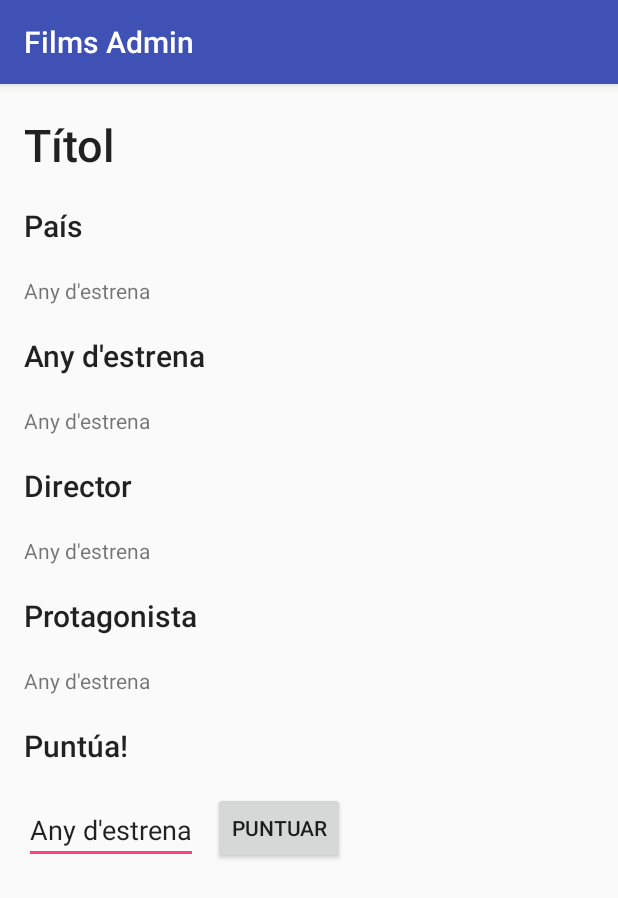
After one commit to alexct33/FilmsAdmin, an Android app: the bioFilmActivity screen opened directly, with no data from a screen before it, on a phone screen of 412 x 824 dp. The commit adds this screen. Shown: the top 898 px of the screen. Run offline under Robolectric (Android 15) with nearby library versions, the phone set to English and light mode, and no system bars; 6 statements that could not run were skipped.

Commit message:
modificar nota funcionant

```diff
--- a/app/src/main/AndroidManifest.xml
+++ b/app/src/main/AndroidManifest.xml
@@ -24,7 +24,8 @@
                 android:name="android.support.PARENT_ACTIVITY"
                 android:value="com.example.pr_idi.mydatabaseexample.MainActivity" />
         </activity>
-        <activity android:name=".crearFilmActivity"></activity>
+        <activity android:name=".crearFilmActivity" />
+        <activity android:name=".bioFilmActivity"></activity>
     </application>
 
 </manifest>
--- a/app/src/main/java/com/example/pr_idi/mydatabaseexample/FilmData.java
+++ b/app/src/main/java/com/example/pr_idi/mydatabaseexample/FilmData.java
@@ -23,6 +23,7 @@ public class FilmData {
     // Here we only select Title and Director, must select the appropriate columns
     private String[] allColumns = {MySQLiteHelper.COLUMN_ID,
             MySQLiteHelper.COLUMN_TITLE, MySQLiteHelper.COLUMN_COUNTRY, MySQLiteHelper.COLUMN_YEAR_RELEASE, MySQLiteHelper.COLUMN_DIRECTOR, MySQLiteHelper.COLUMN_PROTAGONIST, MySQLiteHelper.COLUMN_CRITICS_RATE};
+
 
     public FilmData(Context context) {
         dbHelper = new MySQLiteHelper(context);
@@ -236,4 +237,20 @@ public class FilmData {
         cursor.close();
         return comments;
     }
+
+    public boolean modificar_nota(int nueva_nota, String nombre) {
+        ContentValues valor = new ContentValues();
+        valor.put(MySQLiteHelper.COLUMN_CRITICS_RATE, nueva_nota);
+        database.update(MySQLiteHelper.TABLE_FILMS, valor, MySQLiteHelper.COLUMN_TITLE + " = ?", new String[]{nombre});
+
+        Cursor cursor = database.query(MySQLiteHelper.TABLE_FILMS,
+                allColumns, MySQLiteHelper.COLUMN_TITLE+" = ?", new String[]{nombre}, null, null, null);
+        int nota_act = 11;
+        cursor.moveToFirst();
+        if (!cursor.isAfterLast())
+            nota_act = cursor.getInt(6);
+        cursor.close();
+        if (nota_act != nueva_nota) return false;
+        else return true;
+    }
 }
--- a/app/src/main/java/com/example/pr_idi/mydatabaseexample/TitleFilterActivity.java
+++ b/app/src/main/java/com/example/pr_idi/mydatabaseexample/TitleFilterActivity.java
@@ -1,6 +1,8 @@
 package com.example.pr_idi.mydatabaseexample;
 
 
+import android.content.ContentValues;
+import android.content.Intent;
 import android.os.AsyncTask;
 import android.os.Bundle;
 import android.support.v4.app.Fragment;
@@ -186,10 +188,20 @@ public class TitleFilterActivity extends Fragment {
                     new RecyclerItemClickListener(rootView.getContext(), new RecyclerItemClickListener.OnItemClickListener() {
                         @Override
                         public void onItemClick(View view, int position) {
-                            Toast.makeText(view.getContext(), lista_films.get(position).getTitle(), Toast.LENGTH_SHORT).show();
+                            //Toast.makeText(view.getContext(), lista_films.get(position).getTitle(), Toast.LENGTH_SHORT).show();
+                            Intent intent = new Intent(getActivity(), bioFilmActivity.class);
+                            intent.putExtra("title", lista_films.get(position).getTitle());
+                            intent.putExtra("year", lista_films.get(position).getYear());
+                            intent.putExtra("country", lista_films.get(position).getCountry());
+                            intent.putExtra("director", lista_films.get(position).getDirector());
+                            intent.putExtra("prota", lista_films.get(position).getProtagonist());
+                            intent.putExtra("nota", lista_films.get(position).getCritics_rate());
+                            startActivityForResult(intent,0);
                         }
                     })
             );
         }
     }
+
+
 }
--- /dev/null
+++ b/app/src/main/java/com/example/pr_idi/mydatabaseexample/bioFilmActivity.java
@@ -0,0 +1,64 @@
+package com.example.pr_idi.mydatabaseexample;
+
+import android.app.Activity;
+import android.content.DialogInterface;
+import android.os.Bundle;
+import android.support.v7.app.AlertDialog;
+import android.support.v7.app.AppCompatActivity;
+import android.view.View;
+import android.widget.Button;
+import android.widget.EditText;
+import android.widget.TextView;
+import android.widget.Toast;
+
+public class bioFilmActivity extends AppCompatActivity {
+
+    private TextView Titol;
+    private TextView Pais;
+    private TextView Any;
+    private TextView Director;
+    private TextView Prota;
+    private EditText Nota;
+    private FilmData database;
+    private Button btnPuntuar;
+
+
+    @Override
+    protected void onCreate(Bundle savedInstanceState) {
+        super.onCreate(savedInstanceState);
+        setContentView(R.layout.activity_bio_film);
+
+        Titol = (TextView) findViewById(R.id.tvBioTitol);
+        Pais = (TextView) findViewById(R.id.tvBioPais);
+        Any = (TextView) findViewById(R.id.tvBioAny);
+        Director = (TextView) findViewById(R.id.tvBioDirector);
+        Prota = (TextView) findViewById(R.id.tvBioProta);
+        Nota = (EditText) findViewById(R.id.tvNota);
+        btnPuntuar = (Button) findViewById(R.id.btn_puntuar);
+
+        database = new FilmData(getApplicationContext());
+
+        Titol.setText(getIntent().getExtras().getString("title"));
+        Pais.setText(getIntent().getExtras().getString("country"));
+        Any.setText(String.valueOf(getIntent().getExtras().getInt("year")));
+        Director.setText(getIntent().getExtras().getString("director"));
+        Prota.setText(getIntent().getExtras().getString("prota"));
+        Nota.setText(String.valueOf(getIntent().getExtras().getInt("nota")));
+
+        btnPuntuar.setOnClickListener(new View.OnClickListener() {
+            @Override
+            public void onClick(View v) {
+                Toast toast;
+                database.open();
+                boolean modificat = database.modificar_nota(Integer.valueOf(String.valueOf(Nota.getText())), Titol.getText().toString());
+                database.close();
+                if (!modificat) Toast.makeText(v.getContext(), "La nota NO s'ha modificat correctament", Toast.LENGTH_SHORT).show();
+                else Toast.makeText(v.getContext(), "La nota s'ha modificat correctament", Toast.LENGTH_SHORT).show();
+            }
+        });
+
+    }
+
+
+
+}
--- /dev/null
+++ b/app/src/main/res/layout/activity_bio_film.xml
@@ -0,0 +1,134 @@
+<?xml version="1.0" encoding="utf-8"?>
+<LinearLayout xmlns:android="http://schemas.android.com/apk/res/android"
+    xmlns:app="http://schemas.android.com/apk/res-auto"
+    xmlns:tools="http://schemas.android.com/tools"
+    android:id="@+id/activity_bio_film"
+    android:layout_width="match_parent"
+    android:layout_height="match_parent"
+    android:orientation="vertical"
+    tools:context="com.example.pr_idi.mydatabaseexample.bioFilmActivity">
+
+    <LinearLayout
+        android:layout_width="wrap_content"
+        android:layout_height="wrap_content"
+        android:orientation="horizontal">
+
+        <TextView
+            android:id="@+id/tvBioTitol"
+            android:layout_width="wrap_content"
+            android:layout_height="wrap_content"
+            android:layout_marginStart="@dimen/activity_horizontal_margin"
+            android:layout_marginTop="20dp"
+            android:text="Títol"
+            android:textSize="30dp"
+            android:textAppearance="@style/TextAppearance.AppCompat.Title" />
+
+
+    </LinearLayout>
+
+    <LinearLayout
+        android:layout_width="wrap_content"
+        android:layout_height="wrap_content"
+        android:orientation="vertical">
+
+
+
+        <TextView
+            android:layout_width="match_parent"
+            android:layout_height="wrap_content"
+            android:layout_marginStart="@dimen/activity_horizontal_margin"
+            android:layout_marginTop="20dp"
+            android:text="País"
+            android:textAppearance="@style/TextAppearance.AppCompat.Title" />
+        <TextView
+            android:id="@+id/tvBioPais"
+            android:layout_width="wrap_content"
+            android:layout_height="wrap_content"
+            android:layout_marginStart="@dimen/activity_horizontal_margin"
+            android:layout_marginTop="20dp"
+            android:text="Any d'estrena" />
+
+        <TextView
+            android:layout_width="match_parent"
+            android:layout_height="wrap_content"
+            android:layout_marginStart="@dimen/activity_horizontal_margin"
+            android:layout_marginTop="20dp"
+            android:text="Any d'estrena"
+            android:textAppearance="@style/TextAppearance.AppCompat.Title" />
+        <TextView
+            android:id="@+id/tvBioAny"
+            android:layout_width="wrap_content"
+            android:layout_height="wrap_content"
+            android:layout_marginStart="@dimen/activity_horizontal_margin"
+            android:layout_marginTop="20dp"
+            android:text="Any d'estrena" />
+
+        <TextView
+            android:layout_width="match_parent"
+            android:layout_height="wrap_content"
+            android:layout_marginStart="@dimen/activity_horizontal_margin"
+            android:layout_marginTop="20dp"
+            android:text="Director"
+            android:textAppearance="@style/TextAppearance.AppCompat.Title" />
+        <TextView
+            android:id="@+id/tvBioDirector"
+            android:layout_width="wrap_content"
+            android:layout_height="wrap_content"
+            android:layout_marginStart="@dimen/activity_horizontal_margin"
+            android:layout_marginTop="20dp"
+            android:text="Any d'estrena" />
+
+        <TextView
+            android:layout_width="wrap_content"
+            android:layout_height="wrap_content"
+            android:layout_marginStart="@dimen/activity_horizontal_margin"
+            android:layout_marginTop="20dp"
+            android:text="Protagonista"
+            android:textAppearance="@style/TextAppearance.AppCompat.Title" />
+        <TextView
+            android:id="@+id/tvBioProta"
+            android:layout_width="wrap_content"
+            android:layout_height="wrap_content"
+            android:layout_marginStart="@dimen/activity_horizontal_margin"
+            android:layout_marginTop="20dp"
+            android:text="Any d'estrena" />
+
+        <TextView
+            android:layout_width="match_parent"
+            android:layout_height="wrap_content"
+            android:layout_marginStart="@dimen/activity_horizontal_margin"
+            android:layout_marginTop="20dp"
+            android:text="Puntúa!"
+            android:textAppearance="@style/TextAppearance.AppCompat.Title" />
+        <LinearLayout
+            android:layout_width="wrap_content"
+            android:layout_height="wrap_content"
+            android:orientation="horizontal">
+            <EditText
+                android:id="@+id/tvNota"
+                android:layout_width="wrap_content"
+                android:layout_height="wrap_content"
+                android:layout_marginStart="@dimen/activity_horizontal_margin"
+                android:layout_marginTop="20dp"
+                android:text="Any d'estrena" />
+            <Button
+                android:layout_width="wrap_content"
+                android:layout_height="wrap_content"
+                android:layout_gravity="bottom"
+                android:text="Puntuar"
+                android:layout_marginLeft="10dp"
+                android:id="@+id/btn_puntuar"
+                />
+        </LinearLayout>
+
+
+
+
+
+
+
+    </LinearLayout>
+
+
+
+</LinearLayout>
```
Also changed, not shown: app/src/main/java/com/example/pr_idi/mydatabaseexample/DrawerActivity.java (indentation only).
